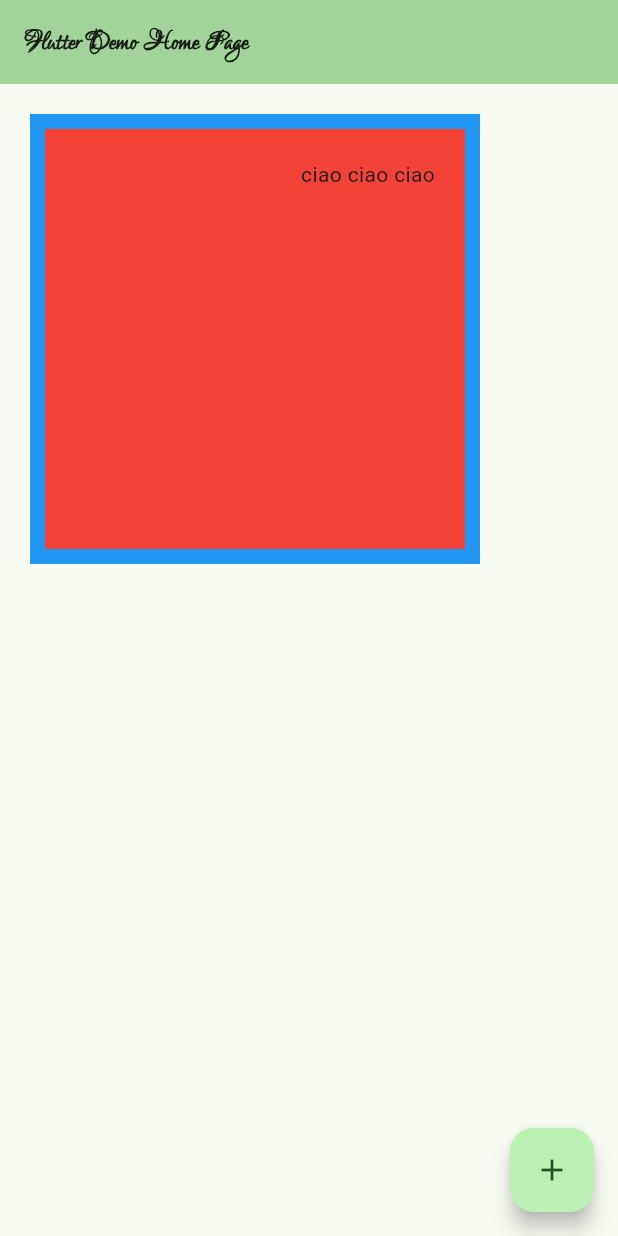
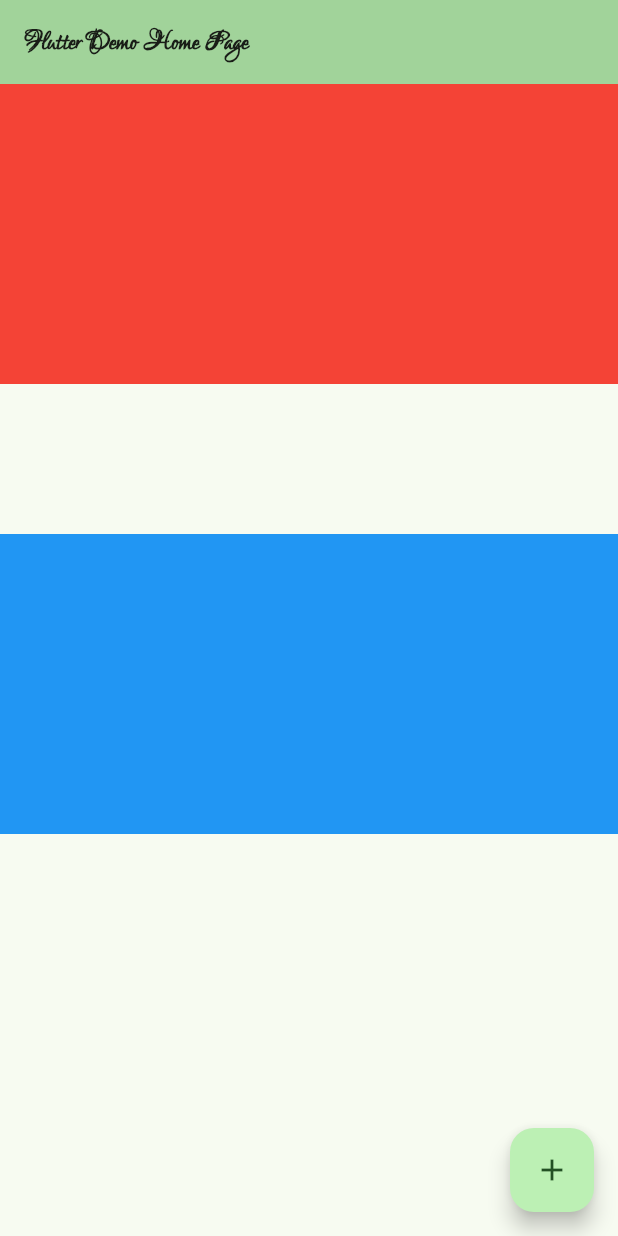
Before and after one commit to oirad360/corso_flutter, a Flutter app: the screen it shows after launch, on a phone screen of 412 x 824 dp. Run offline on Flutter 3.47's test engine with Material 3 defaults, Android fonts, the phone set to English and light mode, and no system bars.

Commit message:
sized box

```diff
--- a/lib/main.dart
+++ b/lib/main.dart
@@ -91,17 +91,20 @@ class _MyHomePageState extends State<MyHomePage> {
               fontFamily: 'LoversQuarrel', fontWeight: FontWeight.w600),
         ),
       ),
-      body: Padding( // Widget Padding, lo possiamo usare per aggiungere padding ATTORNO al container (messo come child di Padding)
-        padding: EdgeInsets.all(20), // mettiamo un padding di 20 attorno al container, è lo stesso effetto di mettere 'margin' come proprietà dentro il container
-        child: Container(
-          height: 300,
-          width: 300,
-          padding: EdgeInsets.all(20), // questo è un padding INTERNO al container
-          alignment: Alignment.topRight, // alignment del child
-          decoration: BoxDecoration(color: Colors.red, border: Border.all(width:10, color: Colors.blue)),
-          child: const Text('ciao ciao ciao'),
-          // transform: Matrix4.rotationZ(0.1), // rotazione del container sull'asse z
-        ),
+      body: Column(
+        children: [
+          Container(
+            height: 200,
+            color: Colors.red,
+          ),
+          const SizedBox( // la SizedBox spesso si usa per dare spazio vuoto tra un widget e l'altro
+            height: 100,
+          ),
+          Container(
+            height: 200,
+            color: Colors.blue,
+          ),
+        ],
       ),
       floatingActionButton: FloatingActionButton(
         onPressed: _incrementCounter,
```
